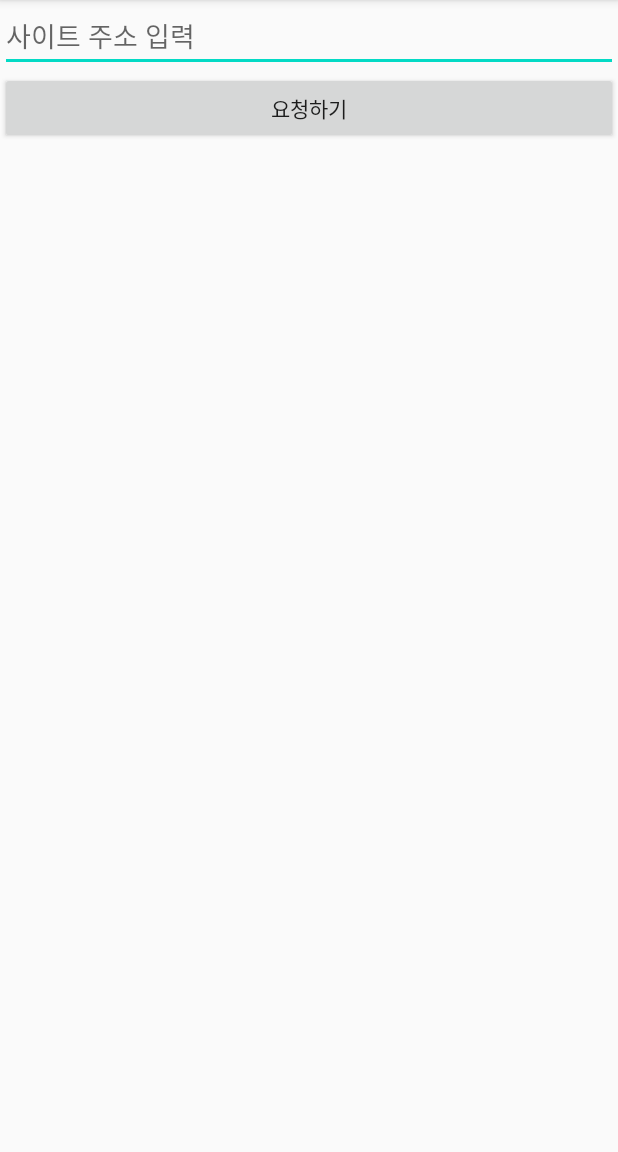
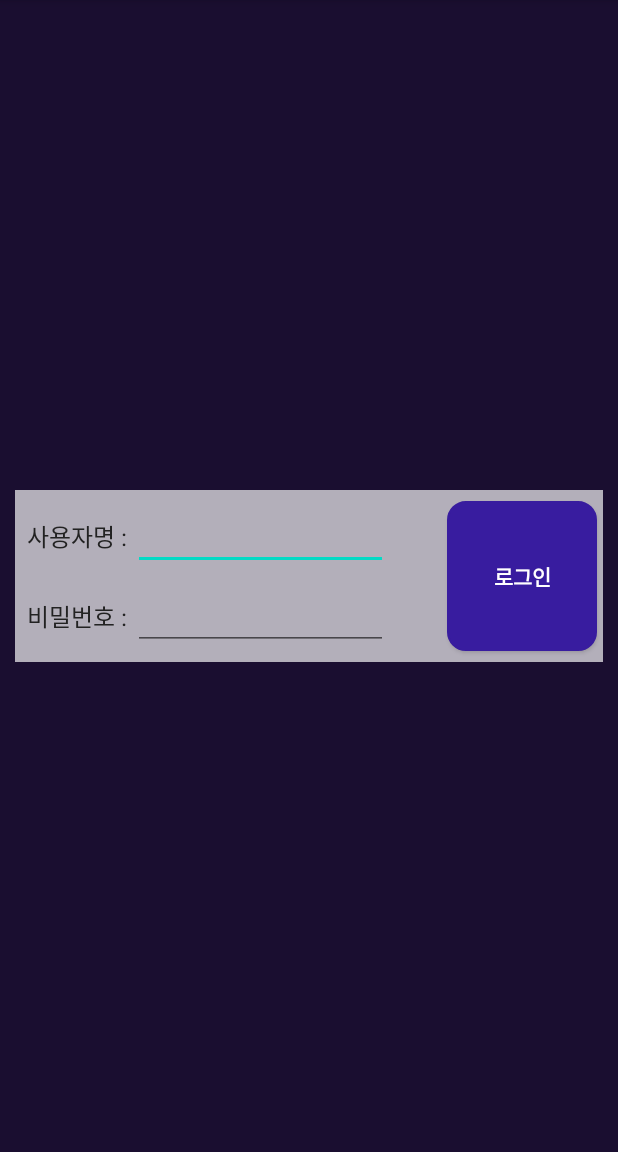
Before and after one commit to shinhanbee/FinalTest_19273032, an Android app: the screen it shows after launch (MainActivity before the commit, LoginActivity after it), on a phone screen of 412 x 824 dp, the part 84-1236 px from its top. Run offline under Robolectric (Android 15) with nearby library versions, the light colour scheme and no system bars.

Commit message:
캡스톤 디자인 기말 과제

```diff
--- a/app/build.gradle
+++ b/app/build.gradle
@@ -27,6 +27,9 @@ dependencies {
     implementation 'androidx.appcompat:appcompat:1.2.0'
     implementation 'androidx.constraintlayout:constraintlayout:2.0.4'
     implementation 'com.android.volley:volley:1.1.0'
+    implementation 'com.google.code.gson:gson:2.8.5'
+    implementation 'androidx.cardview:cardview:1.0.0'
+    implementation 'androidx.recyclerview:recyclerview:1.1.0'
     testImplementation 'junit:junit:4.12'
     androidTestImplementation 'androidx.test.ext:junit:1.1.2'
     androidTestImplementation 'androidx.test.espresso:espresso-core:3.3.0'
--- a/app/src/main/AndroidManifest.xml
+++ b/app/src/main/AndroidManifest.xml
@@ -13,6 +13,9 @@
         android:supportsRtl="true"
         android:theme="@style/AppTheme">
         <activity android:name=".MainActivity">
+
+        </activity>
+        <activity android:name=".LoginActivity">
             <intent-filter>
                 <action android:name="android.intent.action.MAIN" />
 
--- /dev/null
+++ b/app/src/main/java/com/example/webrequest/LoginActivity.java
@@ -0,0 +1,58 @@
+package com.example.webrequest;
+
+import android.content.Intent;
+import android.os.Bundle;
+import android.view.View;
+import android.widget.Button;
+import android.widget.EditText;
+import android.widget.Toast;
+
+import androidx.appcompat.app.AppCompatActivity;
+
+
+public class LoginActivity extends AppCompatActivity {
+    public static final int REQUEST_CODE_MENU = 101;
+
+    EditText usernameInput;
+    EditText passwordInput;
+
+    @Override
+    protected void onCreate(Bundle savedInstanceState) {
+        super.onCreate(savedInstanceState);
+        setContentView(R.layout.activity_login);
+
+        Button loginButton = (Button) findViewById(R.id.loginButton);
+        loginButton.setOnClickListener(new View.OnClickListener() {
+            public void onClick(View v) {
+                String username = usernameInput.getText().toString();
+                String password = passwordInput.getText().toString();
+
+                Intent intent = new Intent(getApplicationContext(), MainActivity.class);
+                intent.putExtra("username", username);
+                intent.putExtra("password", password);
+
+                startActivityForResult(intent, REQUEST_CODE_MENU);
+            }
+        });
+
+        usernameInput = (EditText) findViewById(R.id.usernameInput);
+        passwordInput = (EditText) findViewById(R.id.passwordInput);
+
+    }
+
+    protected void onActivityResult(int requestCode, int resultCode, Intent intent) {
+        super.onActivityResult(requestCode, resultCode, intent);
+
+        if (requestCode == REQUEST_CODE_MENU) {
+            if (intent != null) {
+                String menu = intent.getStringExtra("menu");
+                String message = intent.getStringExtra("message");
+
+                Toast toast = Toast.makeText(getBaseContext(), "result code : " + resultCode + ", menu : " + menu + ", message : " + message, Toast.LENGTH_LONG);
+                toast.show();
+            }
+        }
+
+    }
+
+}
--- /dev/null
+++ b/app/src/main/java/com/example/webrequest/MovieList.java
@@ -0,0 +1,5 @@
+package com.example.webrequest;
+
+public class MovieList {
+    MovieListResult boxOfficeResult;
+}
--- /dev/null
+++ b/app/src/main/res/drawable/button_background.xml
@@ -0,0 +1,14 @@
+<?xml version="1.0" encoding="utf-8"?>
+<shape xmlns:android="http://schemas.android.com/apk/res/android"
+    android:padding="10dp"
+    android:shape="rectangle" >
+    <solid android:color="#381C9F" />
+    <corners
+        android:bottomLeftRadius="12dp"
+        android:bottomRightRadius="12dp"
+        android:topLeftRadius="12dp"
+        android:topRightRadius="12dp" />
+    <stroke
+        android:width="1dp"
+        android:color="#381C9F" />
+</shape>
--- /dev/null
+++ b/app/src/main/res/layout/activity_login.xml
@@ -0,0 +1,81 @@
+<RelativeLayout xmlns:android="http://schemas.android.com/apk/res/android"
+    android:layout_width="match_parent"
+    android:layout_height="match_parent"
+    android:background="#1A0E30">
+
+    <RelativeLayout
+        android:layout_width="wrap_content"
+        android:layout_height="wrap_content"
+        android:layout_margin="10dp"
+        android:layout_centerInParent="true"
+        android:background="#aaffffff"
+        >
+        <LinearLayout
+            android:orientation="vertical"
+            android:layout_width="wrap_content"
+            android:layout_height="wrap_content"
+            android:layout_alignParentLeft="true"
+            android:layout_toLeftOf="@+id/loginButton"
+            android:layout_margin="4dp"
+            >
+            <LinearLayout
+                android:orientation="horizontal"
+                android:layout_width="wrap_content"
+                android:layout_height="wrap_content"
+                android:layout_margin="4dp"
+                >
+                <TextView
+                    android:id="@+id/usernameLabel"
+                    android:text="사용자명 : "
+                    android:textColor="#ff222222"
+                    android:textSize="16dp"
+                    android:layout_width="wrap_content"
+                    android:layout_height="wrap_content"
+                    />
+
+                <EditText
+                    android:id="@+id/usernameInput"
+                    android:layout_width="170dp"
+                    android:layout_height="wrap_content"
+                    android:layout_alignBaseline="@id/usernameLabel" />
+            </LinearLayout>
+            <LinearLayout
+                android:orientation="horizontal"
+                android:layout_width="wrap_content"
+                android:layout_height="wrap_content"
+                android:layout_margin="4dp"
+                >
+                <TextView
+                    android:id="@+id/passwordLabel"
+                    android:text="비밀번호 : "
+                    android:textColor="#ff222222"
+                    android:textSize="16dp"
+                    android:layout_width="wrap_content"
+                    android:layout_height="wrap_content"
+                    />
+
+                <EditText
+                    android:id="@+id/passwordInput"
+                    android:layout_width="170dp"
+                    android:layout_height="wrap_content"
+                    android:layout_alignBaseline="@id/passwordLabel"
+                    android:layout_below="@+id/usernameInput"
+                    android:inputType="textPassword" />
+            </LinearLayout>
+        </LinearLayout>
+        <Button
+            android:id="@+id/loginButton"
+            android:layout_width="100dp"
+            android:layout_height="100dp"
+            android:layout_alignParentRight="true"
+            android:layout_centerVertical="true"
+            android:layout_marginRight="4dp"
+            android:text="로그인"
+            android:textStyle="bold"
+            android:textColor="#FFFFFF"
+            android:background="@drawable/button_background"
+
+            />
+    </RelativeLayout>
+
+</RelativeLayout>
```
Also changed, not shown: app/src/main/java/com/example/webrequest/MainActivity.java (+40 -3 lines), app/src/main/java/com/example/webrequest/Movie.java (added, +24 -0 lines), app/src/main/java/com/example/webrequest/MovieAdapter.java (added, +72 -0 lines), app/src/main/java/com/example/webrequest/MovieListResult.java (added, +12 -0 lines), app/src/main/res/layout/activity_main.xml (+17 -2 lines), app/src/main/res/layout/movie_item.xml (added, +94 -0 lines), app/gradle/wrapper/gradle-wrapper.properties (added), app/src/main/res/drawable-v24/bg.jpg (added), app/src/main/res/drawable-v24/gwew.jpg (added), app/src/main/res/drawable-v24/kuroma.jpg (added), app/src/main/res/drawable-v24/movie.png (added), app/src/main/res/drawable-v24/movie1.png (added), 4 other files.
